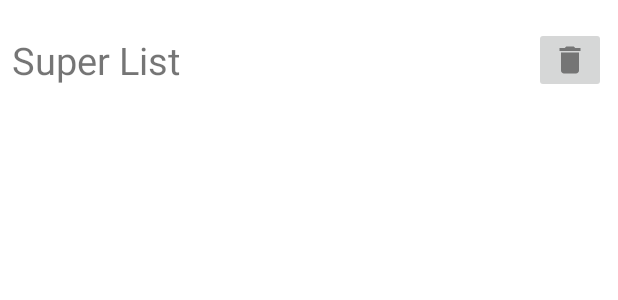
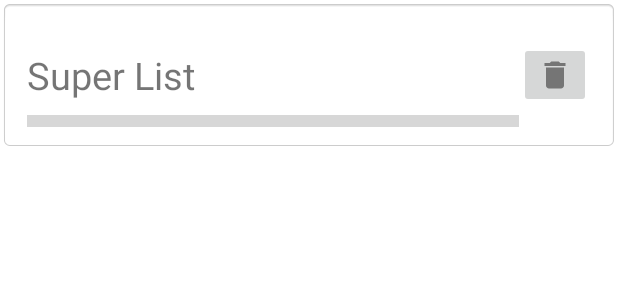
Before and after one commit to Bjarte-I/super-list, an Android app: the layout item_todo_list.xml on its own in the app's theme, with its tools: preview values and no code run, on a phone screen of 412 x 824 dp. Shown: the top 300 px of the screen. Run offline under Robolectric (Android 15) with nearby library versions, the phone set to English and light mode, and no system bars.

Commit message:
Added progress bar to list items. Also added a border to the list items.

```diff
--- a/app/src/main/res/layout/item_todo_list.xml
+++ b/app/src/main/res/layout/item_todo_list.xml
@@ -1,10 +1,12 @@
 <?xml version="1.0" encoding="utf-8"?>
 <androidx.constraintlayout.widget.ConstraintLayout xmlns:android="http://schemas.android.com/apk/res/android"
+    xmlns:tools="http://schemas.android.com/tools"
     android:layout_width="match_parent"
-    android:layout_height="80dp"
+    android:layout_height="100dp"
     xmlns:app="http://schemas.android.com/apk/res-auto"
-    android:paddingStart="8dp"
-    android:paddingEnd="8dp"
+    android:paddingStart="18dp"
+    android:paddingEnd="18dp"
+    android:background="@android:drawable/editbox_background"
     >
 
     <TextView
@@ -29,4 +31,16 @@
         android:src="@drawable/ic_delete"
         android:contentDescription="@string/delete" />
 
+    <ProgressBar
+        android:id="@+id/pb_list_progress"
+        style="?android:attr/progressBarStyleHorizontal"
+        android:layout_width="0dp"
+        android:layout_height="wrap_content"
+        android:scaleY="2"
+        app:layout_constraintTop_toBottomOf="@id/tv_list_item_title"
+        app:layout_constraintBottom_toBottomOf="parent"
+        app:layout_constraintStart_toStartOf="parent"
+        app:layout_constraintEnd_toStartOf="@id/button_delete"
+        />
+
 </androidx.constraintlayout.widget.ConstraintLayout>
```
